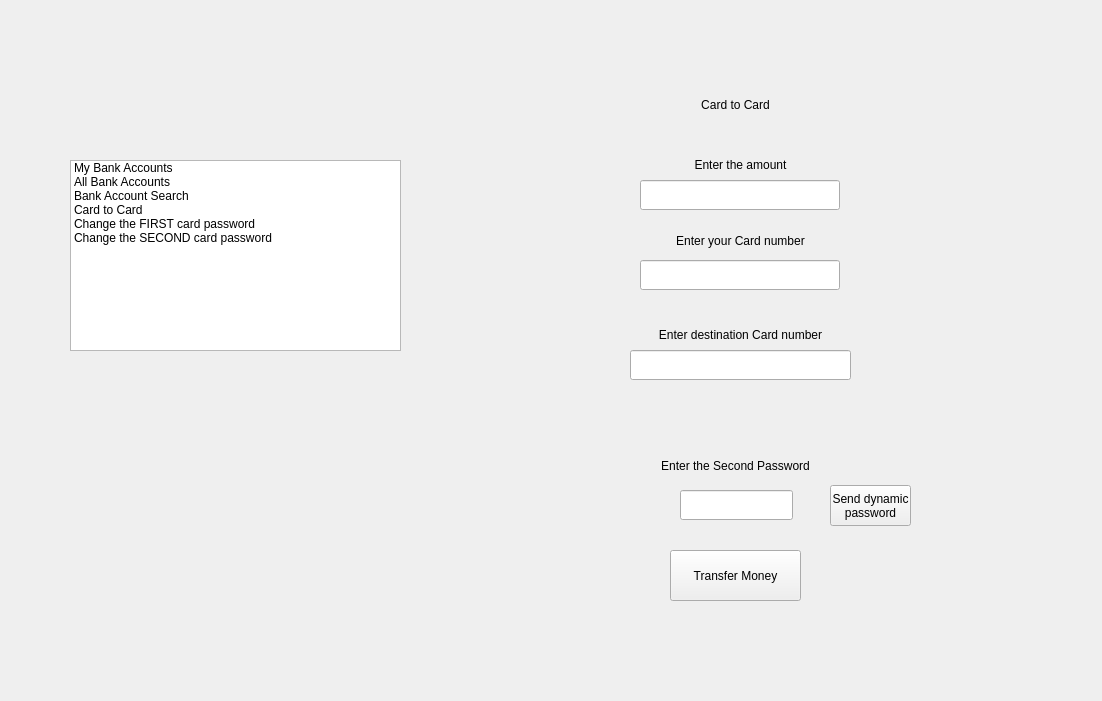
Old version of the form UIAP_Final/costumerpanel.ui in the repository a-HA7-z/UIAP_Final.
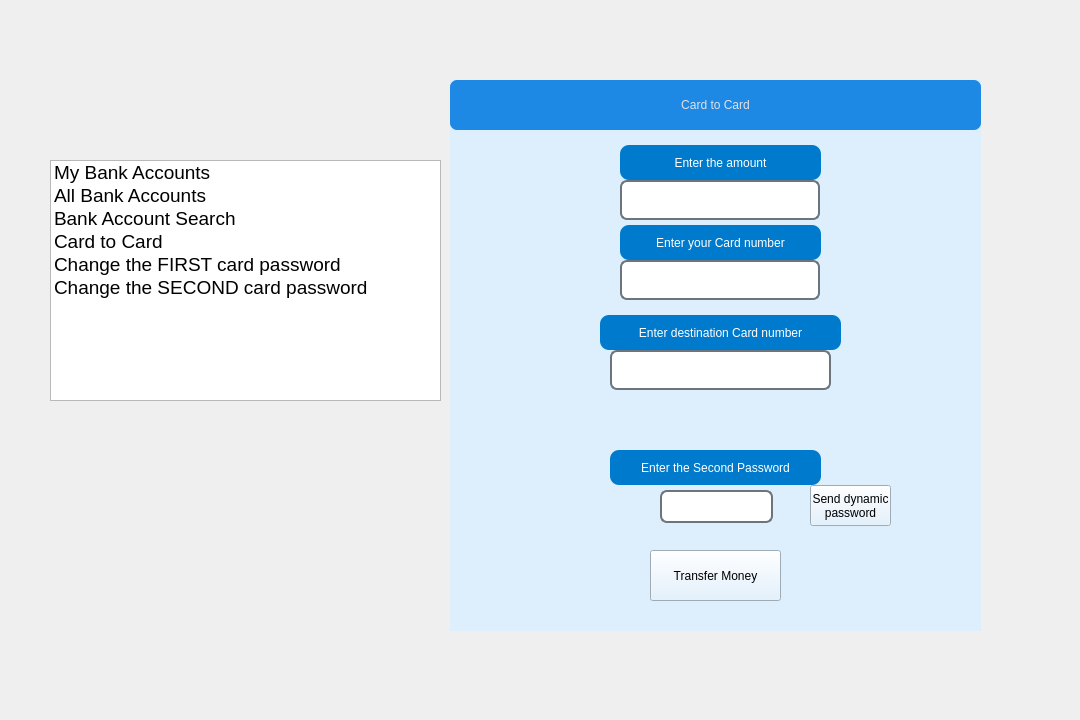
New version of the form. The open tabs and pages were chosen to show the change.

Commit message: admin panel appearance

Patch:
```diff
--- a/UIAP_Final/costumerpanel.ui
+++ b/UIAP_Final/costumerpanel.ui
@@ -6,8 +6,8 @@
    <rect>
     <x>0</x>
     <y>0</y>
-    <width>1102</width>
-    <height>701</height>
+    <width>1080</width>
+    <height>720</height>
    </rect>
   </property>
   <property name="windowTitle">
@@ -16,10 +16,10 @@
   <widget class="QListWidget" name="CostumerOptions">
    <property name="geometry">
     <rect>
-     <x>70</x>
+     <x>50</x>
      <y>160</y>
-     <width>331</width>
-     <height>191</height>
+     <width>391</width>
+     <height>241</height>
     </rect>
    </property>
    <property name="styleSheet">
@@ -29,43 +29,80 @@
     <property name="text">
      <string>My Bank Accounts</string>
     </property>
+    <property name="font">
+     <font>
+      <pointsize>14</pointsize>
+     </font>
+    </property>
    </item>
    <item>
     <property name="text">
      <string>All Bank Accounts</string>
     </property>
+    <property name="font">
+     <font>
+      <pointsize>14</pointsize>
+     </font>
+    </property>
    </item>
    <item>
     <property name="text">
      <string>Bank Account Search</string>
     </property>
+    <property name="font">
+     <font>
+      <pointsize>14</pointsize>
+     </font>
+    </property>
    </item>
    <item>
     <property name="text">
      <string>Card to Card</string>
     </property>
+    <property name="font">
+     <font>
+      <pointsize>14</pointsize>
+     </font>
+    </property>
    </item>
    <item>
     <property name="text">
      <string>Change the FIRST card password</string>
     </property>
+    <property name="font">
+     <font>
+      <pointsize>14</pointsize>
+     </font>
+    </property>
    </item>
    <item>
     <property name="text">
      <string>Change the SECOND card password</string>
     </property>
+    <property name="font">
+     <font>
+      <pointsize>14</pointsize>
+     </font>
+    </property>
    </item>
   </widget>
   <widget class="QStackedWidget" name="stackedWidget">
    <property name="geometry">
     <rect>
-     <x>470</x>
+     <x>450</x>
      <y>80</y>
      <width>531</width>
      <height>551</height>
     </rect>
    </property>
-   <widget class="QWidget" name="blankPage"/>
+   <property name="styleSheet">
+    <string notr="true">background-color: rgb(221, 239, 253);</string>
+   </property>
+   <widget class="QWidget" name="blankPage">
+    <property name="styleSheet">
+     <string notr="true"/>
+    </property>
+   </widget>
    <widget class="QWidget" name="MyBankAccounts">
     <widget class="QLabel" name="label">
      <property name="geometry">
@@ -208,9 +245,16 @@
        <x>170</x>
        <y>180</y>
        <width>200</width>
-       <height>30</height>
+       <height>40</height>
       </rect>
      </property>
+     <property name="styleSheet">
+      <string notr="true">border-radius: 7px;
+font: 10pt &quot;Segoe UI&quot;;
+color: rgb(0, 0, 0);
+border: 2px solid  rgb(108, 117, 125);
+background-color: rgb(255, 255, 255);</string>
+     </property>
     </widget>
     <widget class="QLineEdit" name="destinationCardEdit">
      <property name="geometry">
@@ -218,9 +262,16 @@
        <x>160</x>
        <y>270</y>
        <width>221</width>
-       <height>30</height>
+       <height>40</height>
       </rect>
      </property>
+     <property name="styleSheet">
+      <string notr="true">border-radius: 7px;
+font: 10pt &quot;Segoe UI&quot;;
+color: rgb(0, 0, 0);
+border: 2px solid  rgb(108, 117, 125);
+background-color: rgb(255, 255, 255);</string>
+     </property>
     </widget>
     <widget class="QLineEdit" name="secondPassEdit">
      <property name="geometry">
@@ -228,9 +279,16 @@
        <x>210</x>
        <y>410</y>
        <width>113</width>
-       <height>30</height>
+       <height>33</height>
       </rect>
      </property>
+     <property name="styleSheet">
+      <string notr="true">border-radius: 7px;
+font: 10pt &quot;Segoe UI&quot;;
+color: rgb(0, 0, 0);
+border: 2px solid  rgb(108, 117, 125);
+background-color: rgb(255, 255, 255);</string>
+     </property>
     </widget>
     <widget class="QLabel" name="label_11">
      <property name="geometry">
@@ -241,6 +299,12 @@
        <height>50</height>
       </rect>
      </property>
+     <property name="styleSheet">
+      <string notr="true">background-color: rgb(30, 136, 229);
+color: rgb(225,225,225);
+font: 12pt &quot;Segoe UI&quot;;
+border-radius: 7px;</string>
+     </property>
      <property name="text">
       <string>Card to Card</string>
      </property>
@@ -252,11 +316,17 @@
      <property name="geometry">
       <rect>
        <x>170</x>
-       <y>150</y>
+       <y>145</y>
        <width>201</width>
-       <height>21</height>
+       <height>35</height>
       </rect>
      </property>
+     <property name="styleSheet">
+      <string notr="true">background-color: rgb(0, 122, 204);
+color: rgb(255, 255, 255);
+border-radius: 9px;
+font: 10pt &quot;HP Simplified Hans&quot;;</string>
+     </property>
      <property name="text">
       <string>Enter your Card number</string>
      </property>
@@ -267,12 +337,18 @@
     <widget class="QLabel" name="label_13">
      <property name="geometry">
       <rect>
-       <x>160</x>
-       <y>240</y>
-       <width>221</width>
-       <height>30</height>
+       <x>150</x>
+       <y>235</y>
+       <width>241</width>
+       <height>35</height>
       </rect>
      </property>
+     <property name="styleSheet">
+      <string notr="true">background-color: rgb(0, 122, 204);
+color: rgb(255, 255, 255);
+border-radius: 9px;
+font: 10pt &quot;HP Simplified Hans&quot;;</string>
+     </property>
      <property name="text">
       <string>Enter destination Card number</string>
      </property>
@@ -283,12 +359,18 @@
     <widget class="QLabel" name="label_14">
      <property name="geometry">
       <rect>
-       <x>170</x>
+       <x>160</x>
        <y>370</y>
-       <width>191</width>
-       <height>31</height>
+       <width>211</width>
+       <height>35</height>
       </rect>
      </property>
+     <property name="styleSheet">
+      <string notr="true">background-color: rgb(0, 122, 204);
+color: rgb(255, 255, 255);
+border-radius: 9px;
+font: 10pt &quot;HP Simplified Hans&quot;;</string>
+     </property>
      <property name="text">
       <string>Enter the Second Password</string>
      </property>
@@ -300,7 +382,7 @@
      <property name="geometry">
       <rect>
        <x>160</x>
-       <y>300</y>
+       <y>320</y>
        <width>221</width>
        <height>31</height>
       </rect>
@@ -313,11 +395,17 @@
      <property name="geometry">
       <rect>
        <x>170</x>
-       <y>70</y>
+       <y>65</y>
        <width>201</width>
-       <height>30</height>
+       <height>35</height>
       </rect>
      </property>
+     <property name="styleSheet">
+      <string notr="true">background-color: rgb(0, 122, 204);
+color: rgb(255, 255, 255);
+border-radius: 9px;
+font: 10pt &quot;HP Simplified Hans&quot;;</string>
+     </property>
      <property name="text">
       <string>Enter the amount</string>
      </property>
@@ -344,9 +432,16 @@
        <x>170</x>
        <y>100</y>
        <width>200</width>
-       <height>30</height>
+       <height>40</height>
       </rect>
      </property>
+     <property name="styleSheet">
+      <string notr="true">border-radius: 7px;
+font: 10pt &quot;Segoe UI&quot;;
+color: rgb(0, 0, 0);
+border: 2px solid  rgb(108, 117, 125);
+background-color: rgb(255, 255, 255);</string>
+     </property>
     </widget>
     <widget class="QPushButton" name="dynamicPassButton">
      <property name="geometry">
```
Left out of the diff: 127 changed lines with no effect on the pictures. The commit also changes 5 other files.
